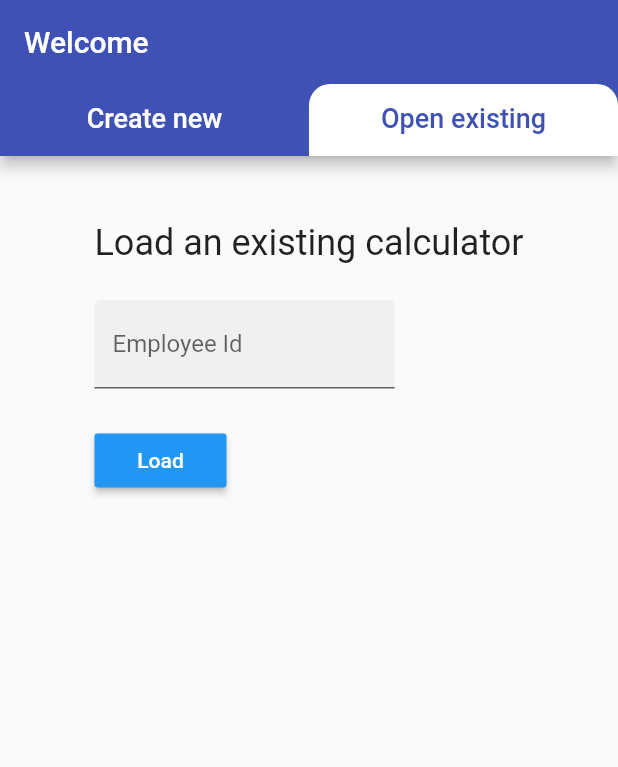
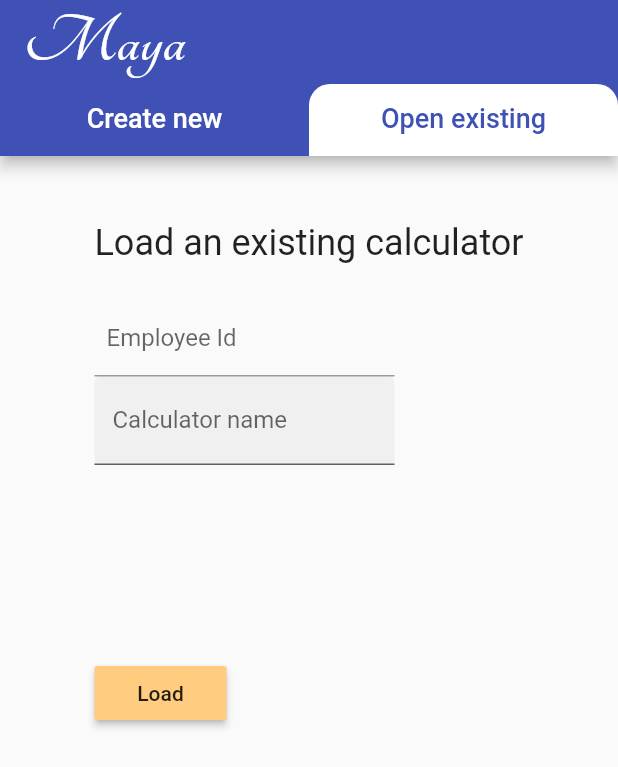
Before and after one commit to thumbert/maya, a Flutter app: the screen it shows after launch, tab 2 chosen, after a tap on "Load", on a phone screen of 412 x 824 dp. Shown: the top 767 px of the screen. Run offline on Flutter 3.47's test engine with Material 2 defaults, Android fonts, the phone set to English and light mode, and no system bars; our stand-ins replace flutter_advanced_switch, flutter_dotenv, flutter_typeahead, google_fonts, timezone; missing offline and left inert: date, editable, elec.

Commit message:
small cosmetic improvements

```diff
--- a/lib/main.dart
+++ b/lib/main.dart
@@ -1,5 +1,5 @@
 import 'package:flutter/material.dart';
-import 'package:maya/models/calculator_model.dart';
+import 'package:maya/models/new/calculator_model.dart';
 import 'package:maya/screens/calculators/elec_swap/elec_swap.dart';
 import 'package:maya/screens/homepage/homepage.dart';
 import 'package:provider/provider.dart';
--- /dev/null
+++ b/lib/models/existing/load_existing.dart
@@ -0,0 +1,28 @@
+library models.existing.load_existing;
+
+import 'dart:convert';
+
+import 'package:flutter_dotenv/flutter_dotenv.dart';
+import 'package:http/http.dart' as http;
+
+class LoadExisting {
+  LoadExisting();
+
+  String userId;
+
+  final String _baseUrl = DotEnv().env['rootUrl'] + 'calculators/v1/';
+
+  Future<List<String>> getUsers() async {
+    var url = _baseUrl + 'users';
+    var aux = await http.get(url);
+    var res = json.decode(aux.body) as List;
+    return res.cast<String>();
+  }
+
+  Future<List<String>> getCalculators() async {
+    var url = _baseUrl + 'userId/$userId';
+    var aux = await http.get(url) as List;
+    print(aux);
+    return aux.cast<String>();
+  }
+}
--- /dev/null
+++ b/lib/models/new/calculator_list.dart
@@ -0,0 +1,23 @@
+library models.calculator_list;
+
+import 'package:flutter/material.dart';
+
+final calculators = <CalculatorType>[
+  // CalculatorType(0, 'Electricity swap', Colors.primaries[0]),
+  CalculatorType(0, 'Electricity swap', Colors.orange[200]),
+  CalculatorType(1, 'Electricity monthly option', Colors.indigo[200]),
+  CalculatorType(2, 'Electricity daily option', Colors.indigo[300]),
+  CalculatorType(3, 'Electricity heat-rate swap', Colors.pink[200]),
+  CalculatorType(4, 'Electricity heat-rate option', Colors.pink[300]),
+];
+
+class CalculatorType {
+  final int id;
+  final String title;
+  final Color color;
+  bool selected = false;
+
+  CalculatorType(this.id, this.title, this.color);
+}
+
+/// There are 18 primary colors, jump by 5, mod 18.
--- a/lib/models/calculator_model.dart
+++ b/lib/models/new/calculator_model.dart
@@ -1,4 +1,4 @@
-library model.calculator_model;
+library model.new_.calculator_model;
 
 import 'package:http/http.dart';
 import 'package:flutter_dotenv/flutter_dotenv.dart';
--- a/lib/screens/calculators/as_of_date.dart
+++ b/lib/screens/calculators/as_of_date.dart
@@ -4,7 +4,7 @@ import 'package:date/date.dart' as date;
 import 'package:timezone/timezone.dart';
 import 'package:intl/intl.dart';
 import 'package:provider/provider.dart';
-import 'package:maya/models/calculator_model.dart';
+import 'package:maya/models/new/calculator_model.dart';
 
 class AsOfDateUi extends StatefulWidget {
   AsOfDateUi();
--- a/lib/screens/calculators/elec_swap/customize_quantity.dart
+++ b/lib/screens/calculators/elec_swap/customize_quantity.dart
@@ -3,7 +3,7 @@ library screens.calculators.elec_swap.customize_quanitity;
 import 'package:date/date.dart';
 import 'package:editable/editable.dart';
 import 'package:flutter/material.dart';
-import 'package:maya/models/calculator_model.dart';
+import 'package:maya/models/new/calculator_model.dart';
 import 'package:provider/provider.dart';
 
 class CustomizeQuantity extends StatefulWidget {
@@ -67,7 +67,7 @@ class EditQuantity extends StatelessWidget {
   Widget build(BuildContext context) {
     final model = context.watch<CalculatorModel>();
 
-    var aux = model.legs[rowIndex].quantity;
+    var aux = model.legs[rowIndex].quantity();
     var rows = aux
         .map((e) => {
               'month': (e.interval as Month).toIso8601String(),
--- a/lib/screens/calculators/elec_swap/elec_swap.dart
+++ b/lib/screens/calculators/elec_swap/elec_swap.dart
@@ -3,7 +3,7 @@ library screens.calculators.elec_swap;
 import 'package:elec/risk_system.dart';
 import 'package:flutter/material.dart';
 import 'package:flutter_dotenv/flutter_dotenv.dart';
-import 'package:maya/models/calculator_model.dart';
+import 'package:maya/models/new/calculator_model.dart';
 import 'package:maya/screens/calculators/as_of_date.dart';
 import 'package:maya/screens/calculators/elec_swap/leg_rows.dart';
 import 'package:maya/screens/calculators/term.dart';
--- a/lib/screens/calculators/term.dart
+++ b/lib/screens/calculators/term.dart
@@ -3,7 +3,7 @@ import 'package:flutter/material.dart';
 import 'package:date/date.dart' as date;
 import 'package:timezone/timezone.dart';
 import 'package:provider/provider.dart';
-import 'package:maya/models/calculator_model.dart';
+import 'package:maya/models/new/calculator_model.dart';
 
 class TermUi extends StatefulWidget {
   TermUi();
--- a/lib/screens/homepage/calculator_list.dart
+++ b/lib/screens/homepage/calculator_list.dart
@@ -1,8 +1,7 @@
 library screens.homepage.calculator_list;
 
 import 'package:flutter/material.dart';
-import 'package:maya/models/calculator_list.dart';
-import 'package:maya/main.dart';
+import 'package:maya/models/new/calculator_list.dart';
 
 class CalculatorList extends StatefulWidget {
   CalculatorList({Key key}) : super(key: key);
@@ -14,7 +13,9 @@ class _CalculatorListState extends State<CalculatorList> {
   _CalculatorListState();
   @override
   Widget build(BuildContext context) {
-    return Expanded(
+    return Container(
+        height: 500,
+        width: 400,
         child: ListView(
           padding: EdgeInsets.all(20.0),
           children: List.generate(calculators.length, (index) {
@@ -23,7 +24,7 @@ class _CalculatorListState extends State<CalculatorList> {
               selected: calculators[index].selected,
               leading: GestureDetector(
                 behavior: HitTestBehavior.opaque,
-            onTap: () {},
+                onTap: () => _onReportTap(context, index),
                 child: Container(
                   width: 48,
                   height: 48,
--- a/lib/screens/homepage/homepage.dart
+++ b/lib/screens/homepage/homepage.dart
@@ -1,4 +1,6 @@
 library screens.homepage.homepage;
+
+import 'dart:ui';
 
 import 'package:flutter/material.dart';
 import 'package:maya/screens/homepage/calculator_list.dart';
@@ -17,7 +19,13 @@ class _HomePageState extends State<HomePage> {
       length: 2,
       child: Scaffold(
         appBar: AppBar(
-          title: Text('Welcome'),
+          title: Text(
+            'Maya',
+            style: TextStyle(
+                fontFamily: 'Tangerine',
+                fontSize: 48,
+                fontWeight: FontWeight.w600),
+          ),
           bottom: TabBar(
             labelColor: Theme.of(context).primaryColor,
             unselectedLabelColor: Colors.white,
@@ -39,8 +47,8 @@ class _HomePageState extends State<HomePage> {
         body: TabBarView(
           children: [
             Column(
-                mainAxisAlignment: MainAxisAlignment.center,
-                crossAxisAlignment: CrossAxisAlignment.end,
+                mainAxisAlignment: MainAxisAlignment.start,
+                crossAxisAlignment: CrossAxisAlignment.start,
                 children: [CalculatorList()]),
             Center(child: LoadExistingForm()),
           ],
--- a/lib/screens/homepage/load_existing.dart
+++ b/lib/screens/homepage/load_existing.dart
@@ -1,6 +1,8 @@
 library homepage.load_existing;
 
 import 'package:flutter/material.dart';
+import 'package:flutter_typeahead/flutter_typeahead.dart';
+import 'package:maya/models/existing/load_existing.dart';
 
 class LoadExistingForm extends StatefulWidget {
   @override
@@ -9,9 +11,17 @@ class LoadExistingForm extends StatefulWidget {
 
 class _LoadExistingFormState extends State<LoadExistingForm> {
   _LoadExistingFormState();
+  final LoadExisting model = LoadExisting();
+  final _userIdController = TextEditingController();
+
+  List<String> _allUsersCache;
+
+  //['e11111', 'e42111'];
 
   @override
   Widget build(BuildContext context) {
+    var _userSuggestions = <String>[];
+
     return Container(
         padding: EdgeInsets.all(20),
         child: Column(
@@ -24,19 +34,74 @@ class _LoadExistingFormState extends State<LoadExistingForm> {
             ),
             SizedBox(height: 24.0),
             Container(
-                width: 200,
-                child: TextField(
-                  decoration:
-                      InputDecoration(filled: true, labelText: 'Employee Id'),
-                )),
-            SizedBox(height: 24.0),
+              width: 200,
+              child: TypeAheadFormField(
+                textFieldConfiguration: TextFieldConfiguration(
+                    controller: _userIdController,
+                    decoration: InputDecoration(
+                        contentPadding: EdgeInsets.all(8),
+                        labelText: 'Employee Id')),
+                suggestionsCallback: (pattern) async {
+                  _allUsersCache ??= await model.getUsers();
+                  _userSuggestions = _allUsersCache
+                      .where((e) => e.contains(pattern.toLowerCase()))
+                      .toList();
+                  return _userSuggestions;
+                },
+                itemBuilder: (context, suggestion) {
+                  return ListTile(title: Text(suggestion));
+                },
+                transitionBuilder: (context, suggestionsBox, controller) {
+                  return suggestionsBox;
+                },
+                onSuggestionSelected: (suggestion) {
+                  _userIdController.text = suggestion;
+                  model.userId = suggestion;
+                },
+                noItemsFoundBuilder: (context) =>
+                    Text(' Unknown user', style: TextStyle(color: Colors.red)),
+              ),
+            ),
+            Container(
+              width: 200,
+              child: TextField(
+                decoration:
+                    InputDecoration(filled: true, labelText: 'Calculator name'),
+              ),
+            ),
+            SizedBox(height: 128.0),
             RaisedButton(
               child: Text('Load'),
-              onPressed: () {},
-              color: Colors.blue,
-              textColor: Colors.white,
+              onPressed: () {
+                // need to navigator it ...
+              },
+              color: Theme.of(context).buttonColor,
+              // textColor: Colors.black,
             )
           ],
         ));
   }
+
+  // void showCalculators() async {
+  //   var child = SimpleDialog(
+  //     title: Text('${model.userId}\'s calculators:'),
+  //     children: [
+  //       SimpleDialogOption(
+  //           child: ListTile(
+  //               title: Text('First one'),
+  //               leading: GestureDetector(
+  //                 behavior: HitTestBehavior.opaque,
+  //                 child: Icon(
+  //                   Icons.label_important_outlined,
+  //                   color: Theme.of(context).primaryColor,
+  //                 ),
+  //               )))
+  //     ],
+  //   );
+  //
+  //   final value = await showDialog(
+  //     context: context,
+  //     builder: (context) => child,
+  //   );
+  // }
 }
```
Also changed, not shown: lib/models/calculator_list.dart (deleted, +0 -22 lines), lib/screens/calculators/elec_swap/leg_rows.dart (+5 -5 lines), pubspec.yaml (+7 -6 lines), assets/fonts/Inconsolata-Regular.ttf (added), assets/fonts/Tangerine-Bold.ttf (added), assets/fonts/Tangerine-Regular.ttf (added), pubspec.lock. Lines whose indentation alone changed are shown as unchanged.
